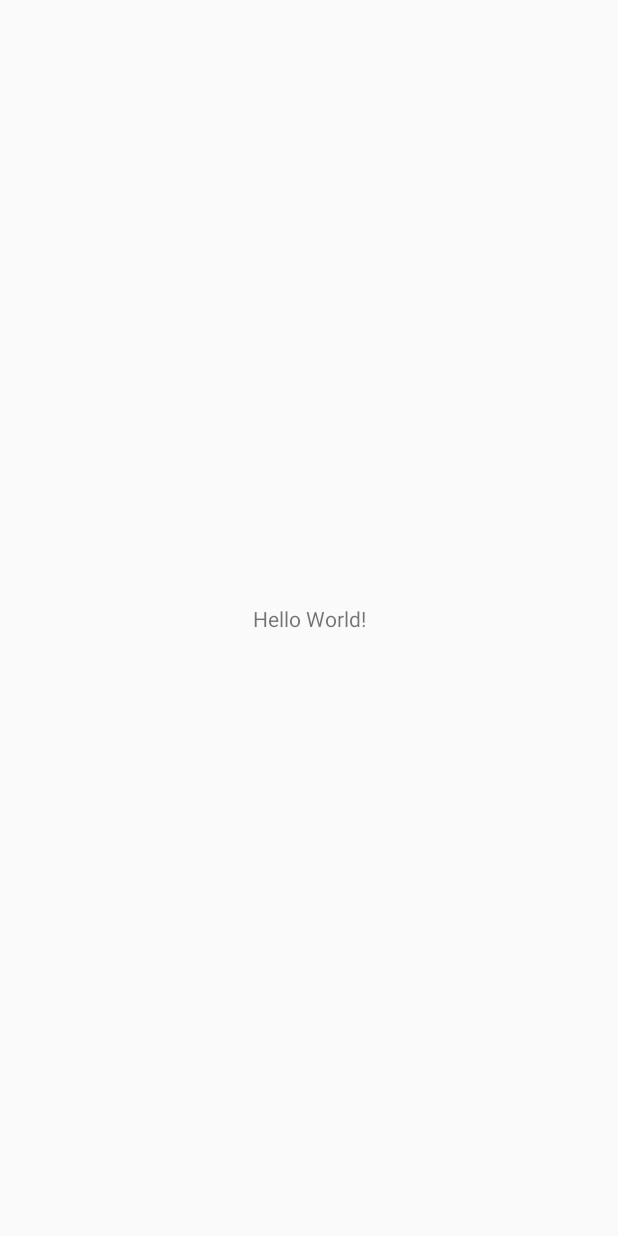
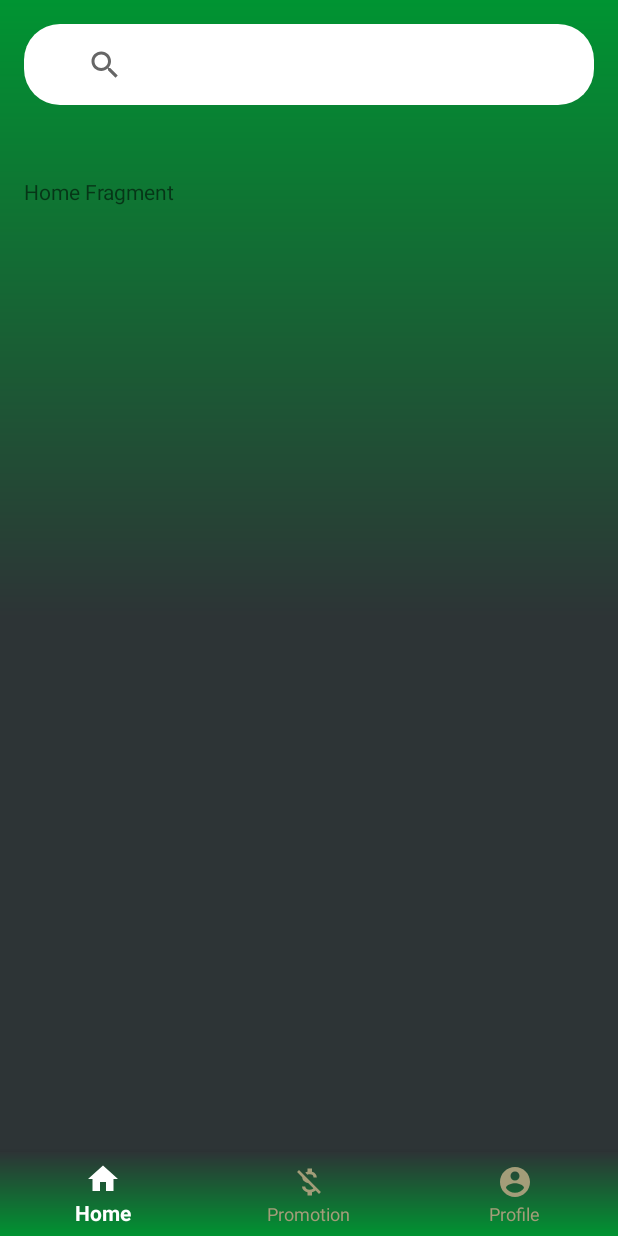
Before and after one commit to warokdroid/virtualin-hackathon-warokdroid, an Android app: the MainActivity screen opened directly, with no data from a screen before it, on a phone screen of 412 x 824 dp. Before the commit the screen is almost empty. Run offline under Robolectric (Android 15) with nearby library versions, the phone set to English and light mode, and no system bars.

Commit message:
Add Fragment (Home Fragment, Promotions Fragment, and Profile Fragment) into Main Activity

```diff
--- a/app/src/main/java/com/warokdroid/virtualin/activities/MainActivity.kt
+++ b/app/src/main/java/com/warokdroid/virtualin/activities/MainActivity.kt
@@ -1,13 +1,59 @@
 package com.warokdroid.virtualin.activities
 
+import android.os.Bundle
 import androidx.appcompat.app.AppCompatActivity
-import android.os.Bundle
+import androidx.fragment.app.Fragment
+import androidx.fragment.app.FragmentManager
+import androidx.fragment.app.FragmentTransaction
+import com.google.android.material.bottomnavigation.BottomNavigationView
 import com.warokdroid.virtualin.R
+import com.warokdroid.virtualin.fragments.HomeFragment
+import com.warokdroid.virtualin.fragments.ProfileFragment
+import com.warokdroid.virtualin.fragments.PromotionsFragment
 
 class MainActivity : AppCompatActivity() {
 
     override fun onCreate(savedInstanceState: Bundle?) {
         super.onCreate(savedInstanceState)
         setContentView(R.layout.activity_main)
+
+        val navView: BottomNavigationView = findViewById(R.id.nav_view)
+
+        navView.setOnNavigationItemSelectedListener(onNavigationItemSelectedListener)
+        if (savedInstanceState == null)
+            navView.selectedItemId = R.id.navigation_home
     }
+
+    private val onNavigationItemSelectedListener: BottomNavigationView.OnNavigationItemSelectedListener =
+        BottomNavigationView.OnNavigationItemSelectedListener {
+            val fragmentManager: FragmentManager
+            val fragmentTransaction: FragmentTransaction
+            val fragment: Fragment
+            when (it.itemId) {
+                R.id.navigation_home -> {
+                    fragment = HomeFragment()
+                    fragmentManager = supportFragmentManager
+                    fragmentTransaction = fragmentManager.beginTransaction()
+                    fragmentTransaction.replace(R.id.frame_home, fragment)
+                    fragmentTransaction.commit()
+                    return@OnNavigationItemSelectedListener true
+                }
+                R.id.navigation_promotion -> {
+                    fragment = PromotionsFragment()
+                    fragmentManager = supportFragmentManager
+                    fragmentTransaction = fragmentManager.beginTransaction()
+                    fragmentTransaction.replace(R.id.frame_home, fragment)
+                    fragmentTransaction.commit()
+                    return@OnNavigationItemSelectedListener true
+                }
+                else -> {
+                    fragment = ProfileFragment()
+                    fragmentManager = supportFragmentManager
+                    fragmentTransaction = fragmentManager.beginTransaction()
+                    fragmentTransaction.replace(R.id.frame_home, fragment)
+                    fragmentTransaction.commit()
+                    return@OnNavigationItemSelectedListener true
+                }
+            }
+        }
 }
--- /dev/null
+++ b/app/src/main/java/com/warokdroid/virtualin/fragments/HomeFragment.kt
@@ -0,0 +1,26 @@
+package com.warokdroid.virtualin.fragments
+
+
+import android.os.Bundle
+import androidx.fragment.app.Fragment
+import android.view.LayoutInflater
+import android.view.View
+import android.view.ViewGroup
+
+import com.warokdroid.virtualin.R
+
+/**
+ * A simple [Fragment] subclass.
+ */
+class HomeFragment : Fragment() {
+
+    override fun onCreateView(
+        inflater: LayoutInflater, container: ViewGroup?,
+        savedInstanceState: Bundle?
+    ): View? {
+        // Inflate the layout for this fragment
+        return inflater.inflate(R.layout.fragment_home, container, false)
+    }
+
+
+}
--- /dev/null
+++ b/app/src/main/res/drawable/bg_main_one.xml
@@ -0,0 +1,9 @@
+<?xml version="1.0" encoding="utf-8"?>
+<shape xmlns:android="http://schemas.android.com/apk/res/android"
+    android:shape="rectangle">
+    <gradient
+        android:angle="90"
+        android:centerColor="#2D3436"
+        android:endColor="#009432"
+        android:startColor="#2D3436" />
+</shape>
--- /dev/null
+++ b/app/src/main/res/drawable/bg_main_two.xml
@@ -0,0 +1,8 @@
+<?xml version="1.0" encoding="utf-8"?>
+<shape xmlns:android="http://schemas.android.com/apk/res/android"
+    android:shape="rectangle">
+    <gradient
+        android:angle="270"
+        android:endColor="#009432"
+        android:startColor="#2D3436" />
+</shape>
--- /dev/null
+++ b/app/src/main/res/drawable/ic_account_circle_black_24dp.xml
@@ -0,0 +1,5 @@
+<vector android:height="24dp" android:tint="#FFFFFF"
+    android:viewportHeight="24.0" android:viewportWidth="24.0"
+    android:width="24dp" xmlns:android="http://schemas.android.com/apk/res/android">
+    <path android:fillColor="#FF000000" android:pathData="M12,2C6.48,2 2,6.48 2,12s4.48,10 10,10 10,-4.48 10,-10S17.52,2 12,2zM12,5c1.66,0 3,1.34 3,3s-1.34,3 -3,3 -3,-1.34 -3,-3 1.34,-3 3,-3zM12,19.2c-2.5,0 -4.71,-1.28 -6,-3.22 0.03,-1.99 4,-3.08 6,-3.08 1.99,0 5.97,1.09 6,3.08 -1.29,1.94 -3.5,3.22 -6,3.22z"/>
+</vector>
--- /dev/null
+++ b/app/src/main/res/drawable/ic_home_white_24dp.xml
@@ -0,0 +1,5 @@
+<vector android:height="24dp" android:tint="#FFFFFF"
+    android:viewportHeight="24.0" android:viewportWidth="24.0"
+    android:width="24dp" xmlns:android="http://schemas.android.com/apk/res/android">
+    <path android:fillColor="#FF000000" android:pathData="M10,20v-6h4v6h5v-8h3L12,3 2,12h3v8z"/>
+</vector>
--- /dev/null
+++ b/app/src/main/res/drawable/ic_money_off_white_24dp.xml
@@ -0,0 +1,5 @@
+<vector android:height="24dp" android:tint="#FFFFFF"
+    android:viewportHeight="24.0" android:viewportWidth="24.0"
+    android:width="24dp" xmlns:android="http://schemas.android.com/apk/res/android">
+    <path android:fillColor="#FF000000" android:pathData="M12.5,6.9c1.78,0 2.44,0.85 2.5,2.1h2.21c-0.07,-1.72 -1.12,-3.3 -3.21,-3.81V3h-3v2.16c-0.53,0.12 -1.03,0.3 -1.48,0.54l1.47,1.47c0.41,-0.17 0.91,-0.27 1.51,-0.27zM5.33,4.06L4.06,5.33 7.5,8.77c0,2.08 1.56,3.21 3.91,3.91l3.51,3.51c-0.34,0.48 -1.05,0.91 -2.42,0.91 -2.06,0 -2.87,-0.92 -2.98,-2.1h-2.2c0.12,2.19 1.76,3.42 3.68,3.83V21h3v-2.15c0.96,-0.18 1.82,-0.55 2.45,-1.12l2.22,2.22 1.27,-1.27L5.33,4.06z"/>
+</vector>
--- /dev/null
+++ b/app/src/main/res/drawable/selector.xml
@@ -0,0 +1,5 @@
+<?xml version="1.0" encoding="utf-8"?>
+<selector xmlns:android="http://schemas.android.com/apk/res/android">
+    <item android:color="#FFFFFF" android:state_checked="true" />
+    <item android:color="#A39D79" />
+</selector>
--- a/app/src/main/res/layout/activity_main.xml
+++ b/app/src/main/res/layout/activity_main.xml
@@ -2,17 +2,53 @@
 <androidx.constraintlayout.widget.ConstraintLayout xmlns:android="http://schemas.android.com/apk/res/android"
     xmlns:app="http://schemas.android.com/apk/res-auto"
     xmlns:tools="http://schemas.android.com/tools"
+    android:id="@+id/container"
     android:layout_width="match_parent"
     android:layout_height="match_parent"
-    tools:context=".activities.MainActivity">
+    android:background="@drawable/bg_main_one">
 
-    <TextView
-        android:layout_width="wrap_content"
+    <com.google.android.material.bottomnavigation.BottomNavigationView
+        android:id="@+id/nav_view"
+        android:layout_width="0dp"
         android:layout_height="wrap_content"
-        android:text="Hello World!"
+        android:layout_marginStart="0dp"
+        android:layout_marginEnd="0dp"
+        android:background="?android:attr/windowBackground"
+        app:itemBackground="@drawable/bg_main_two"
+        app:itemIconTint="@drawable/selector"
+        app:itemTextColor="@drawable/selector"
         app:layout_constraintBottom_toBottomOf="parent"
         app:layout_constraintLeft_toLeftOf="parent"
         app:layout_constraintRight_toRightOf="parent"
-        app:layout_constraintTop_toTopOf="parent" />
+        app:layout_constraintTop_toBottomOf="@id/frame_home"
+        app:menu="@menu/bottom_nav_menu" />
+
+    <FrameLayout
+        android:id="@+id/frame_home"
+        android:name="androidx.navigation.fragment.NavHostFragment"
+        android:layout_width="0dp"
+        android:layout_height="0dp"
+        android:layout_marginStart="16dp"
+        android:layout_marginTop="32dp"
+        android:layout_marginEnd="16dp"
+        android:layout_marginBottom="32dp"
+        app:layout_constraintBottom_toTopOf="@id/nav_view"
+        app:layout_constraintLeft_toLeftOf="parent"
+        app:layout_constraintRight_toRightOf="parent"
+        app:layout_constraintTop_toBottomOf="@id/sv_umkm" />
+
+    <SearchView
+        android:id="@+id/sv_umkm"
+        android:layout_width="match_parent"
+        android:layout_height="54dp"
+        android:layout_margin="16dp"
+        android:background="@drawable/bg_form"
+        android:queryHint="Search"
+        app:layout_constraintBottom_toTopOf="@id/frame_home"
+        app:layout_constraintEnd_toEndOf="parent"
+        app:layout_constraintStart_toStartOf="parent"
+        app:layout_constraintTop_toTopOf="parent"
+        tools:layout_editor_absoluteX="1dp"
+        tools:layout_editor_absoluteY="2dp" />
 
 </androidx.constraintlayout.widget.ConstraintLayout>
--- /dev/null
+++ b/app/src/main/res/layout/fragment_home.xml
@@ -0,0 +1,14 @@
+<?xml version="1.0" encoding="utf-8"?>
+<FrameLayout xmlns:android="http://schemas.android.com/apk/res/android"
+    xmlns:tools="http://schemas.android.com/tools"
+    android:layout_width="match_parent"
+    android:layout_height="match_parent"
+    tools:context=".fragments.HomeFragment">
+
+    <!-- TODO: Update blank fragment layout -->
+    <TextView
+        android:layout_width="match_parent"
+        android:layout_height="match_parent"
+        android:text="Home Fragment" />
+
+</FrameLayout>
--- /dev/null
+++ b/app/src/main/res/menu/bottom_nav_menu.xml
@@ -0,0 +1,17 @@
+<?xml version="1.0" encoding="utf-8"?>
+<menu xmlns:android="http://schemas.android.com/apk/res/android">
+    <item
+        android:id="@+id/navigation_home"
+        android:icon="@drawable/ic_home_white_24dp"
+        android:title="@string/title_home" />
+
+    <item
+        android:id="@+id/navigation_promotion"
+        android:icon="@drawable/ic_money_off_white_24dp"
+        android:title="@string/promotion" />
+
+    <item
+        android:id="@+id/navigation_profile"
+        android:icon="@drawable/ic_account_circle_black_24dp"
+        android:title="@string/profile" />
+</menu>
--- a/app/src/main/res/values/strings.xml
+++ b/app/src/main/res/values/strings.xml
@@ -20,4 +20,10 @@
     <string name="verify_account_details">Please send verification code we sent to your email address</string>
     <string name="button_continue">Continue</string>
     <string name="resend">Resend</string>
+    <string name="title_home">Home</string>
+    <string name="promotion">Promotion</string>
+    <string name="profile">Profile</string>
+
+    <!-- TODO: Remove or change this placeholder text -->
+    <string name="hello_blank_fragment">Hello blank fragment</string>
 </resources>
```
Also changed, not shown: app/build.gradle (+8 -0 lines), app/src/main/java/com/warokdroid/virtualin/fragments/ProfileFragment.kt (added, +23 -0 lines), app/src/main/java/com/warokdroid/virtualin/fragments/PromotionsFragment.kt (added, +26 -0 lines), app/src/main/res/layout/fragment_profile.xml (added, +14 -0 lines), app/src/main/res/layout/fragment_promotions.xml (added, +14 -0 lines).
